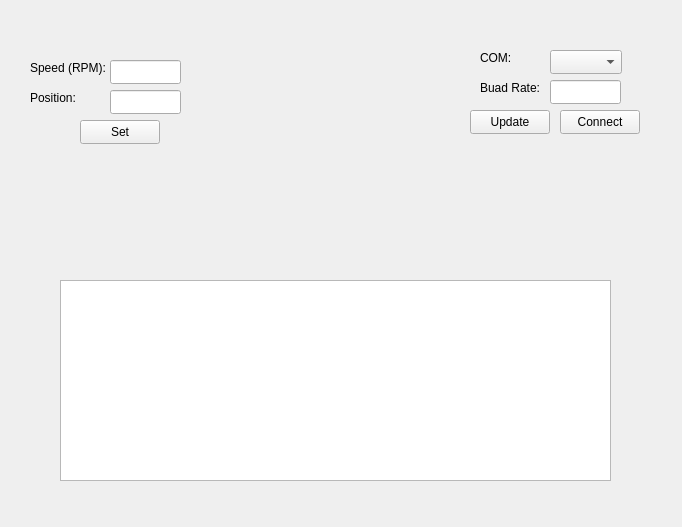
Before: the Qt Designer form FYP_2/gui_app/src/mainwindow.ui in BashirAbu/FYP, drawn with Qt 5.
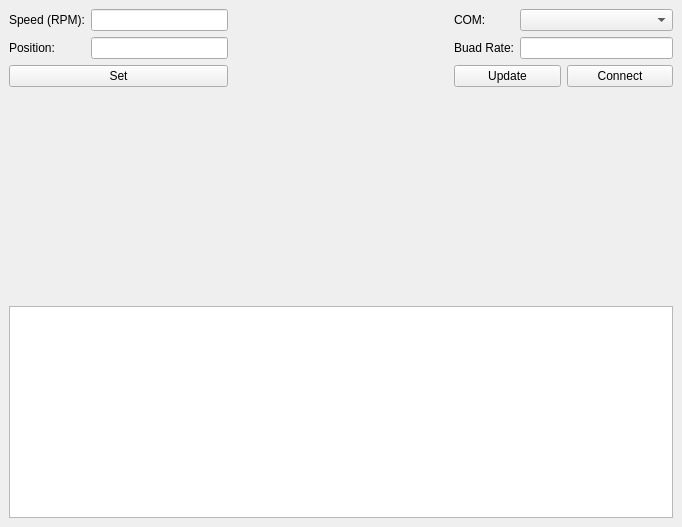
After: the same form once the commit is applied.

```diff
--- a/FYP_2/gui_app/src/mainwindow.ui
+++ b/FYP_2/gui_app/src/mainwindow.ui
@@ -14,147 +14,138 @@
    <string>MainWindow</string>
   </property>
   <widget class="QWidget" name="centralwidget">
-   <widget class="QComboBox" name="COMComboBox">
-    <property name="geometry">
-     <rect>
-      <x>550</x>
-      <y>50</y>
-      <width>72</width>
-      <height>24</height>
-     </rect>
-    </property>
-   </widget>
-   <widget class="QLabel" name="COMLabel">
-    <property name="geometry">
-     <rect>
-      <x>480</x>
-      <y>50</y>
-      <width>49</width>
-      <height>16</height>
-     </rect>
-    </property>
-    <property name="text">
-     <string>COM:</string>
-    </property>
-   </widget>
-   <widget class="QLabel" name="buadRateLabel_2">
-    <property name="geometry">
-     <rect>
-      <x>480</x>
-      <y>80</y>
-      <width>61</width>
-      <height>16</height>
-     </rect>
-    </property>
-    <property name="text">
-     <string>Buad Rate:</string>
-    </property>
-   </widget>
-   <widget class="QLineEdit" name="buadRateLineEdit">
-    <property name="geometry">
-     <rect>
-      <x>550</x>
-      <y>80</y>
-      <width>71</width>
-      <height>24</height>
-     </rect>
-    </property>
-   </widget>
-   <widget class="QPushButton" name="connectPushbutton">
-    <property name="geometry">
-     <rect>
-      <x>560</x>
-      <y>110</y>
-      <width>80</width>
-      <height>24</height>
-     </rect>
-    </property>
-    <property name="text">
-     <string>Connect</string>
-    </property>
-   </widget>
-   <widget class="QLabel" name="speedLabel">
-    <property name="geometry">
-     <rect>
-      <x>30</x>
-      <y>60</y>
-      <width>81</width>
-      <height>16</height>
-     </rect>
-    </property>
-    <property name="text">
-     <string>Speed (RPM):</string>
-    </property>
-   </widget>
-   <widget class="QLabel" name="positionLabel">
-    <property name="geometry">
-     <rect>
-      <x>30</x>
-      <y>90</y>
-      <width>81</width>
-      <height>16</height>
-     </rect>
-    </property>
-    <property name="text">
-     <string>Position:</string>
-    </property>
-   </widget>
-   <widget class="QLineEdit" name="speedLineEdit">
-    <property name="geometry">
-     <rect>
-      <x>110</x>
-      <y>60</y>
-      <width>71</width>
-      <height>24</height>
-     </rect>
-    </property>
-   </widget>
-   <widget class="QLineEdit" name="positionLineEdit">
-    <property name="geometry">
-     <rect>
-      <x>110</x>
-      <y>90</y>
-      <width>71</width>
-      <height>24</height>
-     </rect>
-    </property>
-   </widget>
-   <widget class="QPushButton" name="updatePushbutton">
-    <property name="geometry">
-     <rect>
-      <x>470</x>
-      <y>110</y>
-      <width>80</width>
-      <height>24</height>
-     </rect>
-    </property>
-    <property name="text">
-     <string>Update</string>
-    </property>
-   </widget>
-   <widget class="QPushButton" name="setPushbutton">
-    <property name="geometry">
-     <rect>
-      <x>80</x>
-      <y>120</y>
-      <width>80</width>
-      <height>24</height>
-     </rect>
-    </property>
-    <property name="text">
-     <string>Set</string>
-    </property>
-   </widget>
-   <widget class="QPlainTextEdit" name="console">
-    <property name="geometry">
-     <rect>
-      <x>60</x>
-      <y>280</y>
-      <width>551</width>
-      <height>201</height>
-     </rect>
-    </property>
-   </widget>
+   <layout class="QVBoxLayout" name="verticalLayout_7">
+    <item>
+     <layout class="QHBoxLayout" name="horizontalLayout_4">
+      <item>
+       <layout class="QVBoxLayout" name="verticalLayout_6">
+        <item>
+         <layout class="QHBoxLayout" name="horizontalLayout_3">
+          <item>
+           <layout class="QVBoxLayout" name="verticalLayout_4">
+            <item>
+             <widget class="QLabel" name="speedLabel">
+              <property name="text">
+               <string>Speed (RPM):</string>
+              </property>
+             </widget>
+            </item>
+            <item>
+             <widget class="QLabel" name="positionLabel">
+              <property name="text">
+               <string>Position:</string>
+              </property>
+             </widget>
+            </item>
+           </layout>
+          </item>
+          <item>
+           <layout class="QVBoxLayout" name="verticalLayout_5">
+            <item>
+             <widget class="QLineEdit" name="speedLineEdit"/>
+            </item>
+            <item>
+             <widget class="QLineEdit" name="positionLineEdit"/>
+            </item>
+           </layout>
+          </item>
+         </layout>
+        </item>
+        <item>
+         <widget class="QPushButton" name="setPushbutton">
+          <property name="text">
+           <string>Set</string>
+          </property>
+         </widget>
+        </item>
+       </layout>
+      </item>
+      <item>
+       <spacer name="horizontalSpacer">
+        <property name="orientation">
+         <enum>Qt::Horizontal</enum>
+        </property>
+        <property name="sizeHint" stdset="0">
+         <size>
+          <width>40</width>
+          <height>20</height>
+         </size>
+        </property>
+       </spacer>
+      </item>
+      <item>
+       <layout class="QVBoxLayout" name="verticalLayout_3">
+        <item>
+         <layout class="QHBoxLayout" name="horizontalLayout_2">
+          <item>
+           <layout class="QVBoxLayout" name="verticalLayout">
+            <item>
+             <widget class="QLabel" name="COMLabel">
+              <property name="text">
+               <string>COM:</string>
+              </property>
+             </widget>
+            </item>
+            <item>
+             <widget class="QLabel" name="buadRateLabel_2">
+              <property name="text">
+               <string>Buad Rate:</string>
+              </property>
+             </widget>
+            </item>
+           </layout>
+          </item>
+          <item>
+           <layout class="QVBoxLayout" name="verticalLayout_2">
+            <item>
+             <widget class="QComboBox" name="COMComboBox"/>
+            </item>
+            <item>
+             <widget class="QLineEdit" name="buadRateLineEdit"/>
+            </item>
+           </layout>
+          </item>
+         </layout>
+        </item>
+        <item>
+         <layout class="QHBoxLayout" name="horizontalLayout">
+          <item>
+           <widget class="QPushButton" name="updatePushbutton">
+            <property name="text">
+             <string>Update</string>
+            </property>
+           </widget>
+          </item>
+          <item>
+           <widget class="QPushButton" name="connectPushbutton">
+            <property name="text">
+             <string>Connect</string>
+            </property>
+           </widget>
+          </item>
+         </layout>
+        </item>
+       </layout>
+      </item>
+     </layout>
+    </item>
+    <item>
+     <spacer name="verticalSpacer">
+      <property name="orientation">
+       <enum>Qt::Vertical</enum>
+      </property>
+      <property name="sizeHint" stdset="0">
+       <size>
+        <width>20</width>
+        <height>40</height>
+       </size>
+      </property>
+     </spacer>
+    </item>
+    <item>
+     <widget class="QPlainTextEdit" name="console"/>
+    </item>
+   </layout>
   </widget>
   <widget class="QMenuBar" name="menubar">
    <property name="geometry">
```
